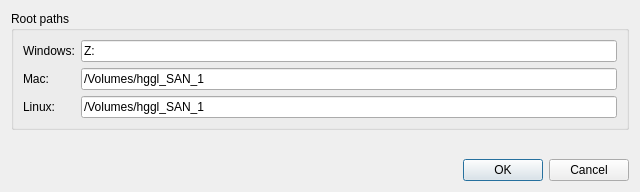
mjbonnington/icarus-gps, file core/tools/icAdmin/edit_root_paths_ui.ui: the form before one commit.
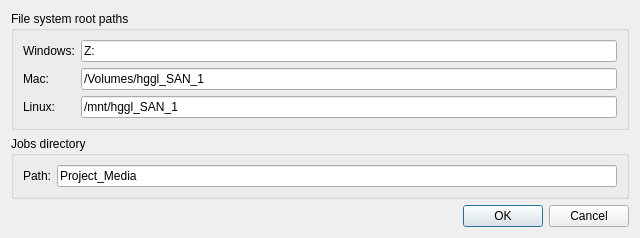
The form after the commit.

```diff
--- a/core/tools/icAdmin/edit_root_paths_ui.ui
+++ b/core/tools/icAdmin/edit_root_paths_ui.ui
@@ -7,7 +7,7 @@
     <x>0</x>
     <y>0</y>
     <width>640</width>
-    <height>192</height>
+    <height>225</height>
    </rect>
   </property>
   <property name="windowTitle">
@@ -26,7 +26,7 @@
       </sizepolicy>
      </property>
      <property name="title">
-      <string>Root paths</string>
+      <string>File system root paths</string>
      </property>
      <layout class="QFormLayout" name="formLayout_15">
       <property name="fieldGrowthPolicy">
@@ -62,7 +62,7 @@
         <item>
          <widget class="QLineEdit" name="jobRootPathLinux_lineEdit">
           <property name="text">
-           <string>/Volumes/hggl_SAN_1</string>
+           <string>/mnt/hggl_SAN_1</string>
           </property>
          </widget>
         </item>
@@ -89,6 +89,45 @@
      </layout>
     </widget>
    </item>
+   <item>
+    <widget class="QGroupBox" name="jobsRelPath_groupBox">
+     <property name="sizePolicy">
+      <sizepolicy hsizetype="Preferred" vsizetype="Maximum">
+       <horstretch>0</horstretch>
+       <verstretch>0</verstretch>
+      </sizepolicy>
+     </property>
+     <property name="toolTip">
+      <string>&lt;html&gt;&lt;head/&gt;&lt;body&gt;&lt;p&gt;&lt;span style=&quot; font-weight:600;&quot;&gt;Jobs directory&lt;/span&gt;&lt;/p&gt;&lt;p&gt;If your jobs are stored in a subdirectory of the root file system, specify the relative path here. Otherwise, set the path to '.'&lt;/p&gt;&lt;/body&gt;&lt;/html&gt;</string>
+     </property>
+     <property name="title">
+      <string>Jobs directory</string>
+     </property>
+     <layout class="QFormLayout" name="formLayout_16">
+      <property name="fieldGrowthPolicy">
+       <enum>QFormLayout::ExpandingFieldsGrow</enum>
+      </property>
+      <item row="0" column="0">
+       <widget class="QLabel" name="jobsRelPath_label">
+        <property name="text">
+         <string>Path:</string>
+        </property>
+       </widget>
+      </item>
+      <item row="0" column="1">
+       <layout class="QHBoxLayout" name="jobsRelPath_horizontalLayout">
+        <item>
+         <widget class="QLineEdit" name="jobsRelPath_lineEdit">
+          <property name="text">
+           <string>Project_Media</string>
+          </property>
+         </widget>
+        </item>
+       </layout>
+      </item>
+     </layout>
+    </widget>
+   </item>
    <item>
     <spacer name="verticalSpacer">
      <property name="orientation">
```
Left out of the diff: 3 changed lines with no effect on the pictures.
